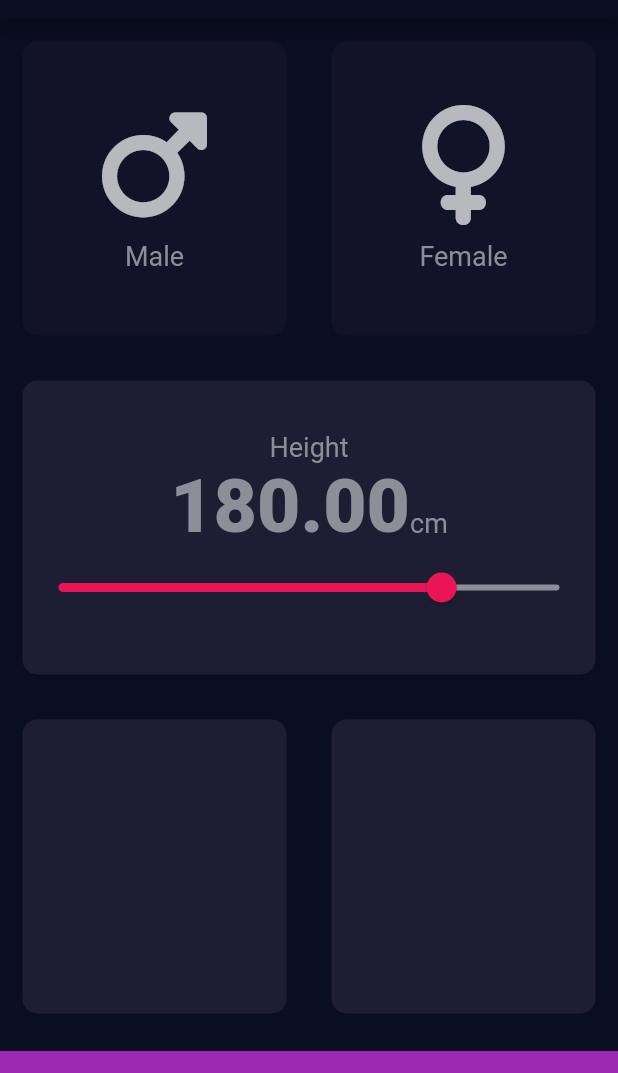
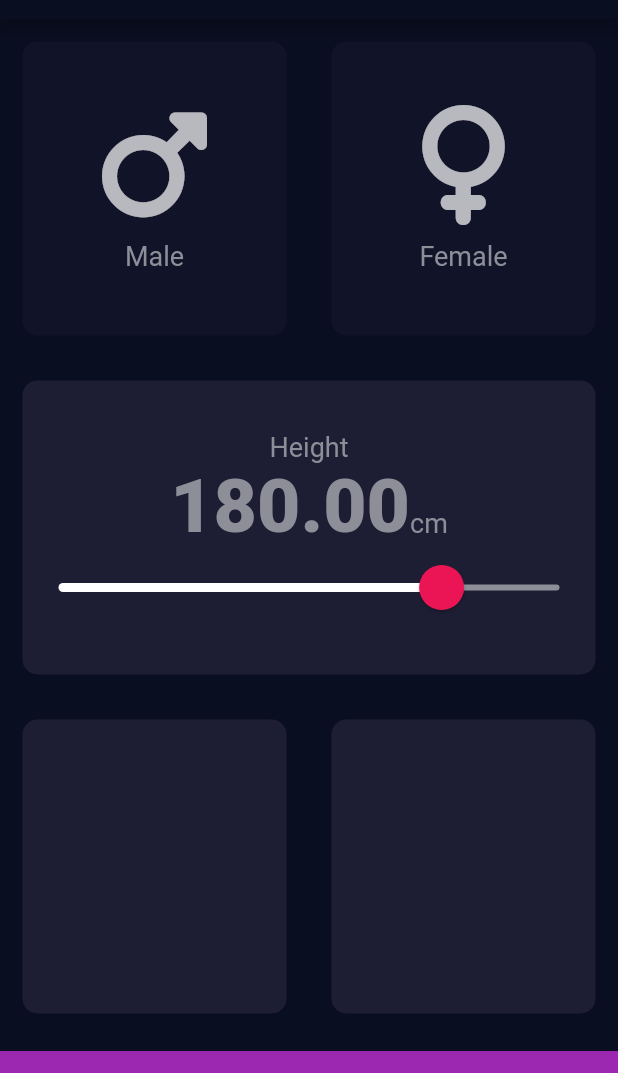
Before and after one commit to PascalJK/bmi_calculator, a Flutter app: the screen it shows after launch, on a phone screen of 412 x 824 dp, the part 65-1138 px from its top. Run offline on Flutter 3.47's test engine with Material 2 defaults, Android fonts, the phone set to English and light mode, and no system bars; our stand-ins replace font_awesome_flutter.

Commit message:
- worked on slider widget.

```diff
--- a/lib/main.dart
+++ b/lib/main.dart
@@ -1,3 +1,4 @@
+import 'package:bmi_calculator/pages/widgets/constants.dart';
 import 'package:flutter/material.dart';
 
 import 'pages/input_page.dart';
@@ -20,6 +21,13 @@ class BMICalculator extends StatelessWidget {
           primarySwatch: Colors.red,
           accentColor: Colors.purple,
         ),
+        sliderTheme: SliderTheme.of(context).copyWith(
+            activeTrackColor: Colors.white,
+            inactiveTrackColor: inActiveSliderColor,
+            overlayColor: sliderThumbColor.withAlpha(0x29),
+            thumbColor: sliderThumbColor,
+            thumbShape: const RoundSliderThumbShape(
+                enabledThumbRadius: 15.0, pressedElevation: 20.0)),
         iconTheme: const IconThemeData(color: Colors.white70),
         textTheme: const TextTheme(
           bodyMedium: TextStyle(
--- a/lib/pages/input_page.dart
+++ b/lib/pages/input_page.dart
@@ -91,11 +91,7 @@ class _InputPageState extends State<InputPage> {
                     value: height,
                     min: minHieght,
                     max: maxHieght,
-                    activeColor: activeSliderColor,
-                    inactiveColor: inActiveSliderColor,
-                    onChanged: (value) {
-                      setState(() => height = value);
-                    },
+                    onChanged: (value) => setState(() => height = value),
                   )
                 ],
               ),
--- a/lib/pages/widgets/constants.dart
+++ b/lib/pages/widgets/constants.dart
@@ -3,8 +3,9 @@ import 'package:flutter/material.dart';
 const Color bottomContainerColor = Colors.purple;
 const Color activeCardColor = Color(0xFF1d1e33);
 const Color inActiveCardColor = Color(0xFF111328);
-const Color activeSliderColor = Color(0xFFEB1555);
+const Color activeSliderColor = Colors.white;
 const Color inActiveSliderColor = Color(0xFF8D8E98);
+const Color sliderThumbColor = Color(0xFFEB1555);
 
 const double bottomContainerHeight = 80.0;
 const double iconSize = 80.0;
```
